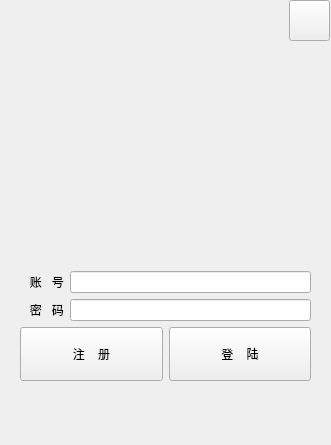
Old version of the form ToolKit/ui/fmtlogin.ui in the repository Areay7/ToolKit.
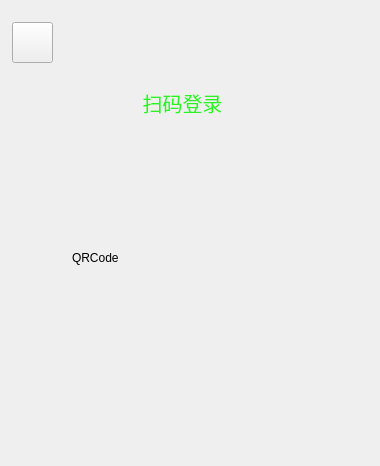
New version of the form. The open tabs and pages were chosen to show the change. Icons and pictures are not drawn.

Diff of the .ui file:
```diff
--- a/ToolKit/ui/fmtlogin.ui
+++ b/ToolKit/ui/fmtlogin.ui
@@ -6,22 +6,65 @@
    <rect>
     <x>0</x>
     <y>0</y>
-    <width>331</width>
-    <height>445</height>
+    <width>366</width>
+    <height>466</height>
    </rect>
   </property>
   <property name="windowTitle">
    <string>Widget</string>
   </property>
-  <widget class="QWidget" name="layoutWidget">
-   <property name="geometry">
-    <rect>
-     <x>20</x>
-     <y>50</y>
-     <width>291</width>
-     <height>331</height>
-    </rect>
+  <layout class="QHBoxLayout" name="horizontalLayout_2">
+   <property name="leftMargin">
+    <number>12</number>
    </property>
+   <property name="topMargin">
+    <number>12</number>
+   </property>
+   <property name="rightMargin">
+    <number>12</number>
+   </property>
+   <property name="bottomMargin">
+    <number>12</number>
+   </property>
+   <item>
+    <widget class="QStackedWidget" name="stackedWidget">
+     <property name="currentIndex">
+      <number>1</number>
+     </property>
+     <widget class="QWidget" name="page_custom">
+      <layout class="QVBoxLayout" name="verticalLayout_2">
+       <item>
+        <widget class="QPushButton" name="btn_exit">
+         <property name="minimumSize">
+          <size>
+           <width>30</width>
+           <height>30</height>
+          </size>
+         </property>
+         <property name="maximumSize">
+          <size>
+           <width>30</width>
+           <height>30</height>
+          </size>
+         </property>
+         <property name="styleSheet">
+          <string notr="true"> QPushButton 
+{
+	border-image: url(:/res/LoginPage/close_common.png);
+ }
+
+QPushButton:pressed
+ {
+	border-image: url(:/res/LoginPage/close_press.png);
+ }
+</string>
+         </property>
+         <property name="text">
+          <string/>
+         </property>
+        </widget>
+       </item>
+       <item>
    <layout class="QVBoxLayout" name="verticalLayout" stretch="8,5,2">
     <item>
      <widget class="QLabel" name="label_avatar">
@@ -59,6 +102,32 @@
     </item>
     <item>
      <layout class="QHBoxLayout" name="horizontalLayout">
+           <item>
+            <widget class="QPushButton" name="btn_face">
+             <property name="sizePolicy">
+              <sizepolicy hsizetype="Minimum" vsizetype="Expanding">
+               <horstretch>0</horstretch>
+               <verstretch>0</verstretch>
+              </sizepolicy>
+             </property>
+             <property name="text">
+              <string>人    脸</string>
+             </property>
+            </widget>
+           </item>
+           <item>
+            <widget class="QPushButton" name="btn_QRCode">
+             <property name="sizePolicy">
+              <sizepolicy hsizetype="Minimum" vsizetype="Expanding">
+               <horstretch>0</horstretch>
+               <verstretch>0</verstretch>
+              </sizepolicy>
+             </property>
+             <property name="text">
+              <string>扫    码</string>
+             </property>
+            </widget>
+           </item>
       <item>
        <widget class="QPushButton" name="btn_register">
         <property name="sizePolicy">
@@ -88,12 +157,28 @@
      </layout>
     </item>
    </layout>
-  </widget>
-  <widget class="QPushButton" name="btn_exit">
+       </item>
+      </layout>
+     </widget>
+     <widget class="QWidget" name="page_face">
+      <widget class="QLabel" name="label_Face">
    <property name="geometry">
     <rect>
-     <x>289</x>
-     <y>0</y>
+         <x>50</x>
+         <y>80</y>
+         <width>231</width>
+         <height>251</height>
+        </rect>
+       </property>
+       <property name="text">
+        <string>Face</string>
+       </property>
+      </widget>
+      <widget class="QPushButton" name="btn_return_2">
+       <property name="geometry">
+        <rect>
+         <x>0</x>
+         <y>10</y>
      <width>41</width>
      <height>41</height>
     </rect>
@@ -101,12 +186,12 @@
    <property name="styleSheet">
     <string notr="true"> QPushButton 
 {
-	border-image: url(:/res/LoginPage/close_common.png);
+	border-image: url(:/res/LoginPage/return_common.png);
  }
 
 QPushButton:pressed
  {
-	border-image: url(:/res/LoginPage/close_press.png);
+	border-image: url(:/res/LoginPage/return_press.png);
  }
 </string>
    </property>
@@ -114,6 +199,104 @@
     <string/>
    </property>
   </widget>
+      <widget class="QPushButton" name="btn_return_3">
+       <property name="geometry">
+        <rect>
+         <x>110</x>
+         <y>360</y>
+         <width>101</width>
+         <height>41</height>
+        </rect>
+       </property>
+       <property name="styleSheet">
+        <string notr="true"> QPushButton 
+{
+	border-image: url(:/res/LoginPage/return_comm2on.png);
+ }
+
+QPushButton:pressed
+ {
+	border-image: url(:/res/LoginPage/return_pr2ess.png);
+ }
+</string>
+       </property>
+       <property name="text">
+        <string>验     证</string>
+       </property>
+      </widget>
+     </widget>
+     <widget class="QWidget" name="page_QRCode">
+      <widget class="QLabel" name="label_QRCode">
+       <property name="geometry">
+        <rect>
+         <x>60</x>
+         <y>130</y>
+         <width>221</width>
+         <height>231</height>
+        </rect>
+       </property>
+       <property name="text">
+        <string>QRCode</string>
+       </property>
+      </widget>
+      <widget class="QLabel" name="label">
+       <property name="geometry">
+        <rect>
+         <x>0</x>
+         <y>60</y>
+         <width>341</width>
+         <height>61</height>
+        </rect>
+       </property>
+       <property name="font">
+        <font>
+         <pointsize>-1</pointsize>
+         <bold>false</bold>
+        </font>
+       </property>
+       <property name="styleSheet">
+        <string notr="true">QLabel#label
+{
+	color: rgb(40, 244, 32);
+	font-size: 20px;
+}</string>
+       </property>
+       <property name="text">
+        <string>扫码登录</string>
+       </property>
+       <property name="alignment">
+        <set>Qt::AlignCenter</set>
+       </property>
+      </widget>
+      <widget class="QPushButton" name="btn_return">
+       <property name="geometry">
+        <rect>
+         <x>0</x>
+         <y>10</y>
+         <width>41</width>
+         <height>41</height>
+        </rect>
+       </property>
+       <property name="styleSheet">
+        <string notr="true"> QPushButton 
+{
+	border-image: url(:/res/LoginPage/return_common.png);
+ }
+
+QPushButton:pressed
+ {
+	border-image: url(:/res/LoginPage/return_press.png);
+ }
+</string>
+       </property>
+       <property name="text">
+        <string/>
+       </property>
+      </widget>
+     </widget>
+    </widget>
+   </item>
+  </layout>
  </widget>
  <resources/>
  <connections/>
```
Lines whose indentation alone changed are shown as unchanged.
